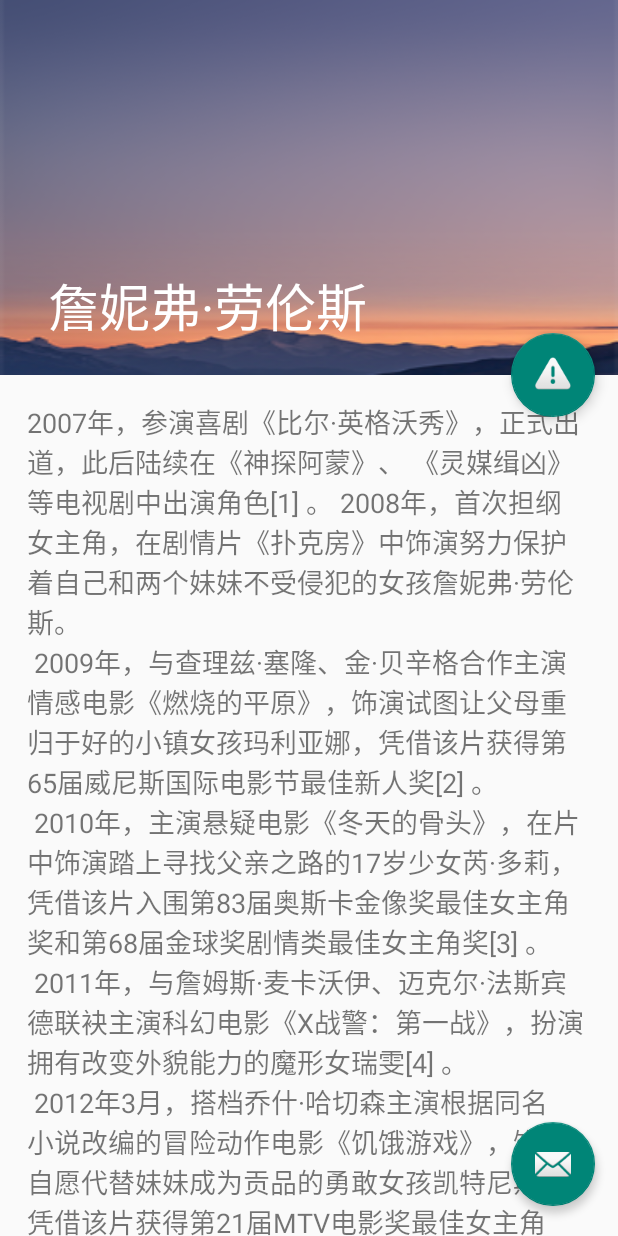
After one commit to love-bk/MaterialDesign_V7, an Android app: the FabActivity screen opened directly, with no data from a screen before it, on a phone screen of 412 x 824 dp. The commit adds this screen. Run offline under Robolectric (Android 15) with nearby library versions, the phone set to English and light mode, and no system bars; our stand-ins replace ButterKnife.

Commit message:
FloatingActionButton的学习

```diff
--- a/app/build.gradle
+++ b/app/build.gradle
@@ -29,7 +29,7 @@ dependencies {
     compile 'com.android.support:support-v4:25.0.1'
     compile 'com.android.support.constraint:constraint-layout:1.0.0-alpha8'
     compile 'com.android.support:design:25.1.1'
+    compile 'com.android.support:cardview-v7:26.0.0-alpha1'
     testCompile 'junit:junit:4.12'
     apt 'com.jakewharton:butterknife-compiler:8.4.0'
-    compile 'com.android.support:cardview-v7:26.0.0-alpha1'
 }
--- a/app/src/main/AndroidManifest.xml
+++ b/app/src/main/AndroidManifest.xml
@@ -60,6 +60,12 @@
         </activity>
         <activity android:name=".cardview.CardViewActivity">
         </activity>
+        <activity
+            android:name=".fab.FabActivity"
+            android:theme="@style/Theme.AppCompat.Light.NoActionBar">
+        </activity>
+        <activity android:name=".appbarlayout.AppbarLayoutActivity">
+        </activity>
     </application>
 
 </manifest>
--- /dev/null
+++ b/app/src/main/java/com/gjj/gd/materialdesign_v7/fab/FabActivity.java
@@ -0,0 +1,49 @@
+package com.gjj.gd.materialdesign_v7.fab;
+
+import android.os.Bundle;
+import android.support.design.widget.AppBarLayout;
+import android.support.design.widget.CollapsingToolbarLayout;
+import android.support.design.widget.FloatingActionButton;
+import android.support.design.widget.Snackbar;
+import android.support.v7.app.AppCompatActivity;
+import android.view.View;
+import android.widget.Toast;
+
+import com.gjj.gd.materialdesign_v7.R;
+
+import butterknife.BindView;
+import butterknife.ButterKnife;
+import butterknife.OnClick;
+
+public class FabActivity extends AppCompatActivity {
+
+    @BindView(R.id.coll)
+    CollapsingToolbarLayout mColl;
+    @BindView(R.id.appbarlayout)
+    AppBarLayout mAppbarlayout;
+    @BindView(R.id.fab2)
+    FloatingActionButton mFab2;
+    @BindView(R.id.fab1)
+    FloatingActionButton mFab1;
+
+    @Override
+    protected void onCreate(Bundle savedInstanceState) {
+        super.onCreate(savedInstanceState);
+        setContentView(R.layout.activity_fab);
+        ButterKnife.bind(this);
+        mColl.setTitle("詹妮弗·劳伦斯");
+
+
+    }
+
+    @OnClick({R.id.fab2, R.id.fab1})
+    public void onViewClicked(View view) {
+        switch (view.getId()) {
+            case R.id.fab2:
+                break;
+            case R.id.fab1:
+                Snackbar.make(view,"SnackBar",Snackbar.LENGTH_LONG).show();
+                break;
+        }
+    }
+}
--- /dev/null
+++ b/app/src/main/res/layout/activity_fab.xml
@@ -0,0 +1,69 @@
+<?xml version="1.0" encoding="utf-8"?>
+<android.support.design.widget.CoordinatorLayout
+    xmlns:android="http://schemas.android.com/apk/res/android"
+    xmlns:app="http://schemas.android.com/apk/res-auto"
+    xmlns:tools="http://schemas.android.com/tools"
+    android:layout_width="match_parent"
+    android:layout_height="match_parent"
+    tools:context="com.gjj.gd.materialdesign_v7.fab.FabActivity">
+
+    <android.support.design.widget.AppBarLayout
+        android:id="@+id/appbarlayout"
+        android:layout_width="match_parent"
+        android:layout_height="wrap_content"
+        app:theme="@style/ThemeOverlay.AppCompat.Dark">
+        <android.support.design.widget.CollapsingToolbarLayout
+            android:id="@+id/coll"
+            android:layout_width="match_parent"
+            android:layout_height="250dp"
+            app:contentScrim="#009585"
+            app:layout_scrollFlags="scroll|exitUntilCollapsed">
+            <ImageView
+                android:layout_width="match_parent"
+                android:layout_height="match_parent"
+                android:scaleType="fitXY"
+                android:src="@mipmap/bg"
+                app:layout_collapseMode="parallax"/>
+            <android.support.v7.widget.Toolbar
+                android:layout_width="match_parent"
+                android:layout_height="?attr/actionBarSize"
+                app:layout_collapseMode="pin"/>
+
+        </android.support.design.widget.CollapsingToolbarLayout>
+    </android.support.design.widget.AppBarLayout>
+
+    <android.support.v4.widget.NestedScrollView
+        android:layout_width="match_parent"
+        android:layout_height="match_parent"
+        app:layout_behavior="@string/appbar_scrolling_view_behavior">
+        <TextView
+            android:layout_width="wrap_content"
+            android:layout_height="wrap_content"
+            android:layout_margin="18dp"
+            android:textSize="18sp"
+            android:text="@string/large_text"/>
+    </android.support.v4.widget.NestedScrollView>
+
+    <android.support.design.widget.FloatingActionButton
+        android:id="@+id/fab2"
+        android:layout_width="wrap_content"
+        android:layout_height="wrap_content"
+        android:src="@android:drawable/ic_dialog_alert"
+        android:layout_marginBottom="20dp"
+        android:layout_marginRight="15dp"
+        app:layout_anchor="@+id/appbarlayout"
+        app:layout_anchorGravity="bottom|right"
+        app:elevation="5dp"
+        />
+    <android.support.design.widget.FloatingActionButton
+        android:id="@+id/fab1"
+        android:layout_width="wrap_content"
+        android:layout_height="wrap_content"
+        android:src="@android:drawable/ic_dialog_email"
+        android:layout_marginBottom="20dp"
+        android:layout_marginRight="15dp"
+        android:layout_gravity="bottom|right"
+        app:rippleColor="@android:color/darker_gray"
+        app:elevation="3dp"
+        />
+</android.support.design.widget.CoordinatorLayout>
--- a/app/src/main/res/values/strings.xml
+++ b/app/src/main/res/values/strings.xml
@@ -40,9 +40,21 @@
     <string name="display_icon">tab上显示图标</string>
     <string name="coordinatorlayout_study">CoordinatorLayout的学习</string>
     <string name="cardview_study">CardView的学习</string>
+    <string name="fab_study">FloatingActionButton的学习</string>
+    <string name="appbar_study">AppBarLayout的学习</string>
     <string name="toolbar_study">ToolBar的学习</string>
     <string name="tablayout_study">TabLayout的学习</string>
     <string name="snackbar_study">SnackBar的学习</string>
+    <string name="large_text">2007年，参演喜剧《比尔·英格沃秀》，正式出道，此后陆续在《神探阿蒙》、
+        《灵媒缉凶》等电视剧中出演角色[1]  。
+        2008年，首次担纲女主角，在剧情片《扑克房》中饰演努力保护着自己和两个妹妹不受侵犯的女孩詹妮弗·劳伦斯。\n
+2009年，与查理兹·塞隆、金·贝辛格合作主演情感电影《燃烧的平原》，饰演试图让父母重归于好的小镇女孩玛利亚娜，凭借该片获得第65届威尼斯国际电影节最佳新人奖[2]  。\n
+2010年，主演悬疑电影《冬天的骨头》，在片中饰演踏上寻找父亲之路的17岁少女芮·多莉，凭借该片入围第83届奥斯卡金像奖最佳女主角奖和第68届金球奖剧情类最佳女主角奖[3]  。\n
+2011年，与詹姆斯·麦卡沃伊、迈克尔·法斯宾德联袂主演科幻电影《X战警：第一战》，扮演拥有改变外貌能力的魔形女瑞雯[4]  。\n
+2012年3月，搭档乔什·哈切森主演根据同名小说改编的冒险动作电影《饥饿游戏》，饰演自愿代替妹妹成为贡品的勇敢女孩凯特尼斯，凭借该片获得第21届MTV电影奖最佳女主角奖[13]  。12月，与布莱德利·库珀、罗伯特·德尼罗合作主演爱情喜剧电影《乌云背后的幸福线》，
+        饰演性情古怪、我行我素的年轻寡妇蒂凡妮，凭借在片中的表现获得第85届奥斯卡金像奖最佳女主角奖和第70届金球奖音乐喜剧类最佳女主角奖等多个奖项[5]  。\n
+2013年11月，在动作电影《饥饿游戏2：星火燎原》中再次扮演了坚强女孩凯特尼斯一角，凭借该片获得第23届MTV电影奖最佳女主角奖[14]  。12月，与克里斯蒂安·贝
+ 尔、艾米·亚当斯共同主演犯罪电影《美国骗局》，饰演职业骗子艾文的正牌妻子罗瑟琳，凭借该片获得第71届金球奖最佳女配角奖和第67届英国电影学院奖最佳女配角奖[6]  。2014年，在科幻系列电影《X战警：逆转未来》中再度饰演了魔形女瑞雯一角[15] </string>
     <string-array name="menu_title">
         <item>立即欣赏</item>
         <item>我的乐库</item>
```
Also changed, not shown: app/src/main/java/com/gjj/gd/materialdesign_v7/MainActivity.java (+12 -2 lines), app/src/main/java/com/gjj/gd/materialdesign_v7/appbarlayout/AppbarLayoutActivity.java (added, +15 -0 lines), app/src/main/res/layout/activity_appbar_layout.xml (added, +13 -0 lines), app/src/main/res/layout/activity_main.xml (+8 -0 lines).
